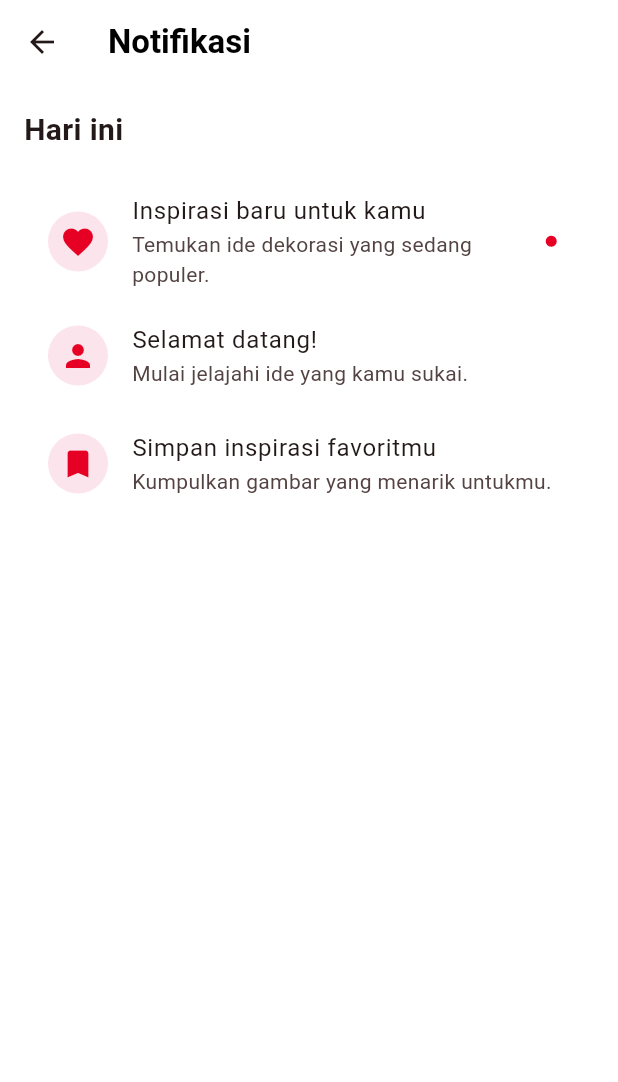
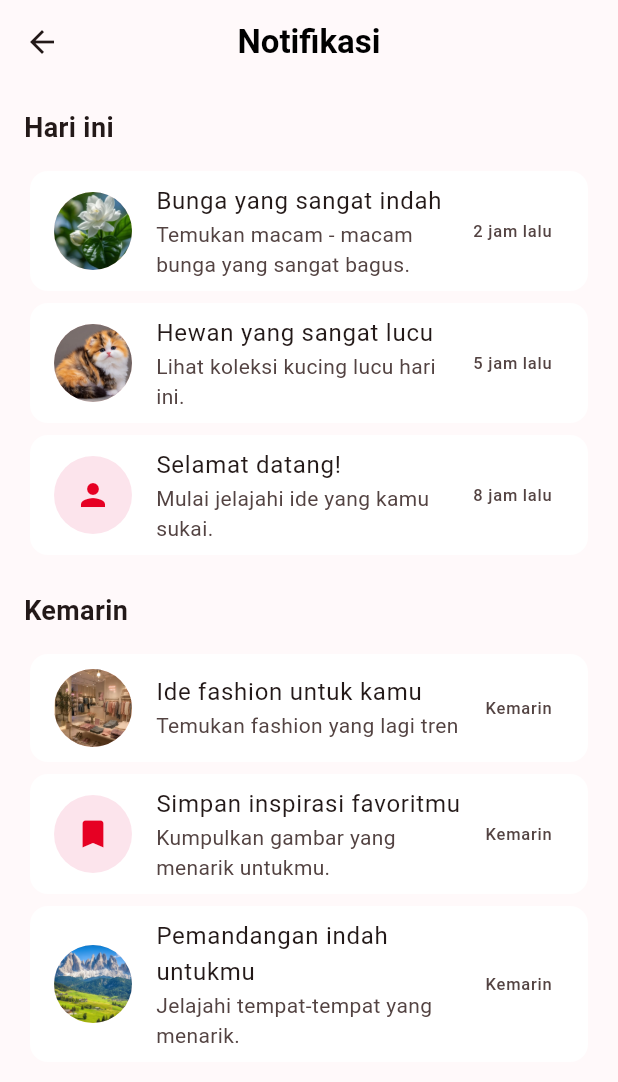
Before and after one commit to Rosida-p/Mobileteori_pinteres, a Flutter app: the screen it shows after launch, after a tap on the "notifications none" icon, on a phone screen of 412 x 824 dp. Shown: the top 1082 px of the screen. Run offline on Flutter 3.47's test engine with Material 3 defaults, Android fonts, the phone set to English and light mode, and no system bars.

```diff
--- a/lib/pages/home_page.dart
+++ b/lib/pages/home_page.dart
@@ -66,7 +66,8 @@ class _HomePageState extends State<HomePage> {
       appBar: AppBar(
         backgroundColor: bg,
         elevation: 0,
-        title: const Text(
+        title:
+        const Text(
           'Pinterest',
           style: TextStyle(
             color: red,
@@ -113,10 +114,11 @@ class _HomePageState extends State<HomePage> {
               scrollDirection: Axis.horizontal,
               padding: const EdgeInsets.symmetric(horizontal: 16, vertical: 6),
               itemCount: categories.length,
-              separatorBuilder: (_, __) => const SizedBox(width: 8),
+              separatorBuilder: (context, index) => const SizedBox(width: 8),
               itemBuilder: (context, i) {
                 final cat = categories[i];
                 final isSelected = cat == selected;
+
                 return ChoiceChip(
                   label: Text(cat),
                   selected: isSelected,
--- a/lib/pages/notification_page.dart
+++ b/lib/pages/notification_page.dart
@@ -1,4 +1,3 @@
-
 import 'package:flutter/material.dart';
 
 class NotificationPage extends StatelessWidget {
@@ -7,10 +6,12 @@ class NotificationPage extends StatelessWidget {
   @override
   Widget build(BuildContext context) {
     return Scaffold(
-      backgroundColor: Colors.white,
+      backgroundColor: const Color(0xFFFFF9FA),
       appBar: AppBar(
-        backgroundColor: Colors.white,
-        title: const Text(
+        backgroundColor: const Color(0xFFFFF9FA),
+        centerTitle: true,
+        title:
+        const Text(
           'Notifikasi',
           style: TextStyle(
             fontWeight: FontWeight.bold,
@@ -18,60 +19,120 @@ class NotificationPage extends StatelessWidget {
           ),
         ),
       ),
-      body: ListView(
+      body: Center(
+        child: ConstrainedBox(
+          constraints: const BoxConstraints(maxWidth: 600),
+          child: ListView(
             padding: const EdgeInsets.all(16),
             children: const [
               Text(
                 'Hari ini',
                 style: TextStyle(
-              fontSize: 20,
+                  fontSize: 18,
                   fontWeight: FontWeight.bold,
                 ),
               ),
-          SizedBox(height: 20),
-          ListTile(
+              SizedBox(height: 12),
+
+              // Belum dibaca: latar merah muda + judul tebal
+              Card(
+                color: Colors.white,
+                elevation: 0,
+                child: ListTile(
                   leading: CircleAvatar(
-              backgroundColor: Color(0xFFFCE4EC),
-              child: Icon(
-                Icons.favorite,
-                color: Color(0xFFE60023),
+                    radius: 26,
+                    backgroundImage: AssetImage('assets/images/bunga.jpg'),
+                  ),
+                  title: Text('Bunga yang sangat indah'),
+
+                  subtitle: Text('Temukan macam - macam bunga yang sangat bagus.'),
+                  trailing: Text('2 jam lalu', style: TextStyle(fontSize: 11)),
                 ),
               ),
-            title: Text('Inspirasi baru untuk kamu'),
-            subtitle: Text(
-              'Temukan ide dekorasi yang sedang populer.',
+              Card(
+                color: Colors.white,
+                elevation: 0,
+                child: ListTile(
+                  leading: CircleAvatar(
+                    radius: 26,
+                    backgroundImage: AssetImage('assets/images/kucing.jpg'),
                   ),
-            trailing: Icon(Icons.circle, size: 9,
-                color: Color(0xFFE60023)),
-          ),
-          ListTile(
-            leading: CircleAvatar(
-              backgroundColor: Color(0xFFFCE4EC),
-              child: Icon(
-                Icons.person,
-                color: Color(0xFFE60023),
+                  title: Text( 'Hewan yang sangat lucu'),
+                  subtitle: Text('Lihat koleksi kucing lucu hari ini.'),
+                  trailing: Text('5 jam lalu', style: TextStyle(fontSize: 11)),
                 ),
               ),
+
+              // Sudah dibaca: latar putih
+              Card(
+                color: Colors.white,
+                elevation: 0,
+                child: ListTile(
+                  leading: CircleAvatar(
+                    radius: 26,
+                    backgroundColor: Color(0xFFFCE4EC),
+                    child: Icon(Icons.person, color: Color(0xFFE60023)),
+                  ),
                   title: Text('Selamat datang!'),
-            subtitle: Text(
-              'Mulai jelajahi ide yang kamu sukai.',
+                  subtitle: Text('Mulai jelajahi ide yang kamu sukai.'),
+                  trailing: Text('8 jam lalu', style: TextStyle(fontSize: 11)),
                 ),
               ),
-          ListTile(
-            leading: CircleAvatar(
-              backgroundColor: Color(0xFFFCE4EC),
-              child: Icon(
-                Icons.bookmark,
-                color: Color(0xFFE60023),
+
+              SizedBox(height: 20),
+              Text(
+                'Kemarin',
+                style: TextStyle(
+                  fontSize: 18,
+                  fontWeight: FontWeight.bold,
                 ),
               ),
+              SizedBox(height: 12),
+
+              Card(
+                color: Colors.white,
+                elevation: 0,
+                child: ListTile(
+                  leading: CircleAvatar(
+                    radius: 26,
+                    backgroundImage: AssetImage('assets/images/baju.jpg'),
+                  ),
+                  title: Text('Ide fashion untuk kamu'),
+                  subtitle: Text('Temukan fashion yang lagi tren'),
+                  trailing: Text('Kemarin', style: TextStyle(fontSize: 11)),
+                ),
+              ),
+              Card(
+                color: Colors.white,
+                elevation: 0,
+                child: ListTile(
+                  leading: CircleAvatar(
+                    radius: 26,
+                    backgroundColor: Color(0xFFFCE4EC),
+                    child: Icon(Icons.bookmark, color: Color(0xFFE60023)),
+                  ),
                   title: Text('Simpan inspirasi favoritmu'),
-            subtitle: Text(
-              'Kumpulkan gambar yang menarik untukmu.',
+                  subtitle: Text('Kumpulkan gambar yang menarik untukmu.'),
+                  trailing: Text('Kemarin', style: TextStyle(fontSize: 11)),
+                ),
+              ),
+              Card(
+              color: Colors.white,
+              elevation: 0,
+              child: ListTile(
+              leading: CircleAvatar(
+              radius: 26,
+              backgroundImage: AssetImage('assets/images/pemandangan.jpg'),
+              ),
+             title: Text('Pemandangan indah untukmu'),
+             subtitle: Text('Jelajahi tempat-tempat yang menarik.'),
+            trailing: Text('Kemarin', style: TextStyle(fontSize: 11)),
             ),
             ),
             ],
           ),
+        ),
+      ),
     );
   }
 }
```
Lines whose indentation alone changed are shown as unchanged.
